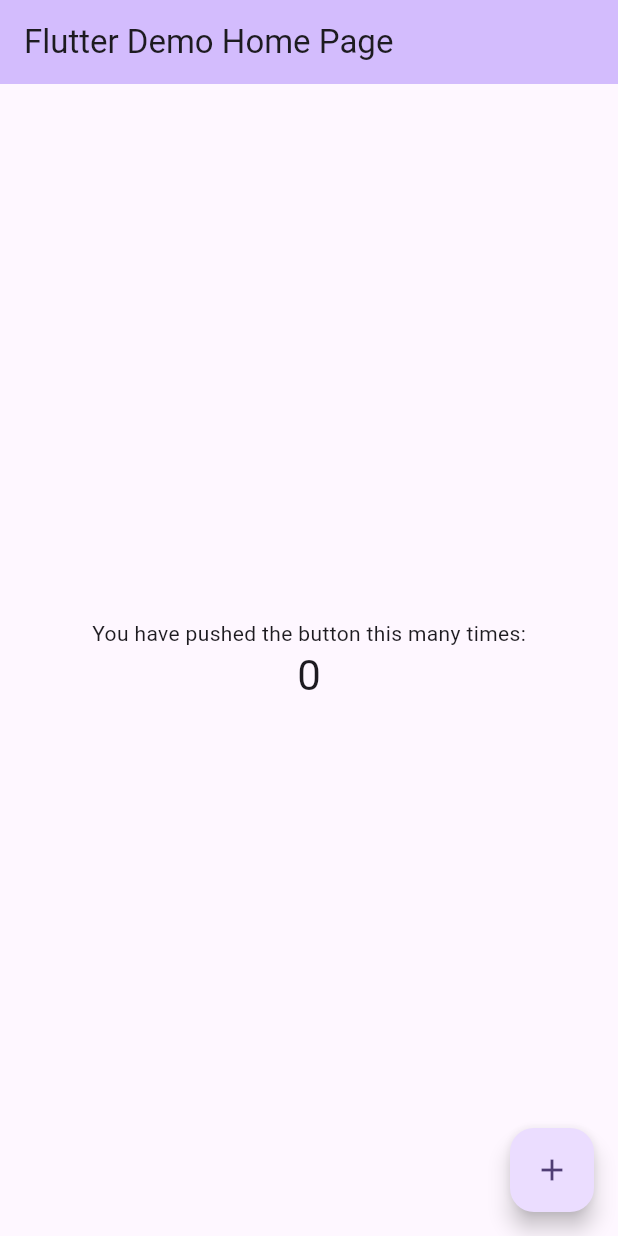
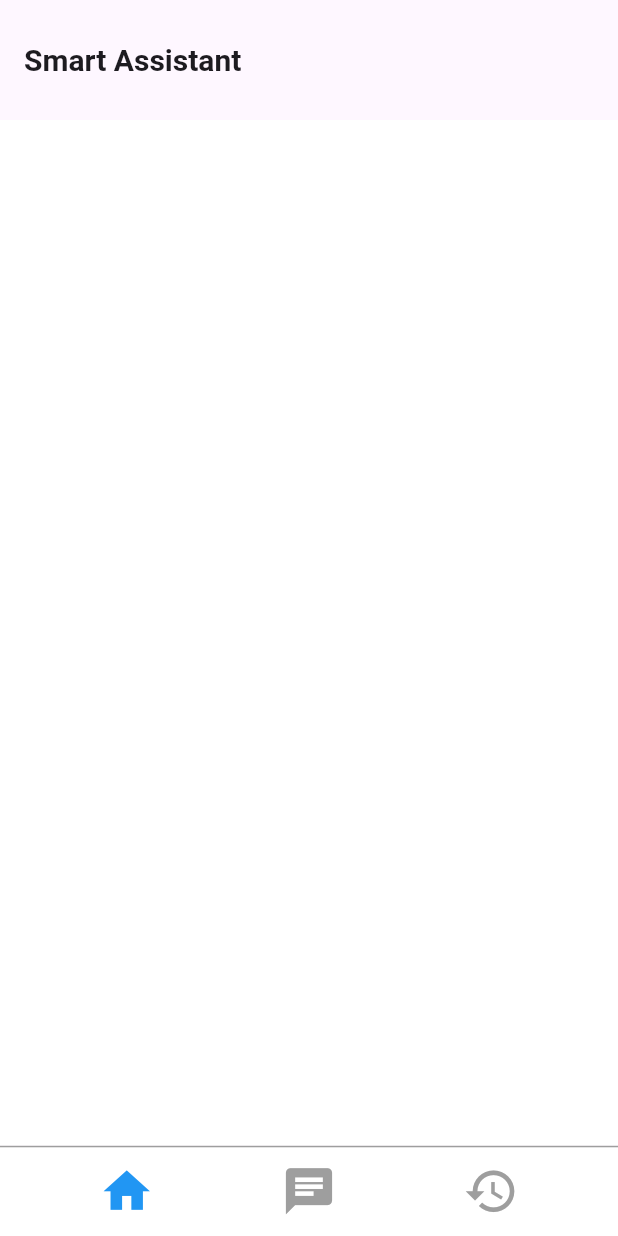
Before and after one commit to Fenirok/smart_assistant, a Flutter app: the screen it shows after launch, on a phone screen of 412 x 824 dp. Run offline on Flutter 3.47's test engine with Material 3 defaults, Android fonts, the phone set to English and light mode, and no system bars.

Commit message:
base screens and navigations

```diff
--- a/lib/main.dart
+++ b/lib/main.dart
@@ -1,4 +1,5 @@
 import 'package:flutter/material.dart';
+import 'package:smart_assistant/view/screens/main_screen.dart';
 
 void main() {
   runApp(const MyApp());
@@ -11,97 +12,12 @@ class MyApp extends StatelessWidget {
   @override
   Widget build(BuildContext context) {
     return MaterialApp(
+      debugShowCheckedModeBanner: false,
       title: 'Flutter Demo',
       theme: ThemeData(
         colorScheme: ColorScheme.fromSeed(seedColor: Colors.deepPurple),
       ),
-      home: const MyHomePage(title: 'Flutter Demo Home Page'),
+      home: MainScreen()
     );
   }
 }
-
-class MyHomePage extends StatefulWidget {
-  const MyHomePage({super.key, required this.title});
-
-  // This widget is the home page of your application. It is stateful, meaning
-  // that it has a State object (defined below) that contains fields that affect
-  // how it looks.
-
-  // This class is the configuration for the state. It holds the values (in this
-  // case the title) provided by the parent (in this case the App widget) and
-  // used by the build method of the State. Fields in a Widget subclass are
-  // always marked "final".
-
-  final String title;
-
-  @override
-  State<MyHomePage> createState() => _MyHomePageState();
-}
-
-class _MyHomePageState extends State<MyHomePage> {
-  int _counter = 0;
-
-  void _incrementCounter() {
-    setState(() {
-      // This call to setState tells the Flutter framework that something has
-      // changed in this State, which causes it to rerun the build method below
-      // so that the display can reflect the updated values. If we changed
-      // _counter without calling setState(), then the build method would not be
-      // called again, and so nothing would appear to happen.
-      _counter++;
-    });
-  }
-
-  @override
-  Widget build(BuildContext context) {
-    // This method is rerun every time setState is called, for instance as done
-    // by the _incrementCounter method above.
-    //
-    // The Flutter framework has been optimized to make rerunning build methods
-    // fast, so that you can just rebuild anything that needs updating rather
-    // than having to individually change instances of widgets.
-    return Scaffold(
-      appBar: AppBar(
-        // TRY THIS: Try changing the color here to a specific color (to
-        // Colors.amber, perhaps?) and trigger a hot reload to see the AppBar
-        // change color while the other colors stay the same.
-        backgroundColor: Theme.of(context).colorScheme.inversePrimary,
-        // Here we take the value from the MyHomePage object that was created by
-        // the App.build method, and use it to set our appbar title.
-        title: Text(widget.title),
-      ),
-      body: Center(
-        // Center is a layout widget. It takes a single child and positions it
-        // in the middle of the parent.
-        child: Column(
-          // Column is also a layout widget. It takes a list of children and
-          // arranges them vertically. By default, it sizes itself to fit its
-          // children horizontally, and tries to be as tall as its parent.
-          //
-          // Column has various properties to control how it sizes itself and
-          // how it positions its children. Here we use mainAxisAlignment to
-          // center the children vertically; the main axis here is the vertical
-          // axis because Columns are vertical (the cross axis would be
-          // horizontal).
-          //
-          // TRY THIS: Invoke "debug painting" (choose the "Toggle Debug Paint"
-          // action in the IDE, or press "p" in the console), to see the
-          // wireframe for each widget.
-          mainAxisAlignment: MainAxisAlignment.center,
-          children: <Widget>[
-            const Text('You have pushed the button this many times:'),
-            Text(
-              '$_counter',
-              style: Theme.of(context).textTheme.headlineMedium,
-            ),
-          ],
-        ),
-      ),
-      floatingActionButton: FloatingActionButton(
-        onPressed: _incrementCounter,
-        tooltip: 'Increment',
-        child: const Icon(Icons.add),
-      ), // This trailing comma makes auto-formatting nicer for build methods.
-    );
-  }
-}
--- a/lib/view/screens/home_screen.dart
+++ b/lib/view/screens/home_screen.dart
@@ -0,0 +1,26 @@
+import 'package:flutter/material.dart';
+
+class HomeScreen extends StatefulWidget {
+  const HomeScreen({super.key});
+
+  @override
+  State<HomeScreen> createState() => _HomeScreenState();
+}
+
+class _HomeScreenState extends State<HomeScreen> {
+  @override
+  Widget build(BuildContext context) {
+    return Scaffold(
+      backgroundColor: Colors.white,
+      appBar: AppBar(
+        toolbarHeight: 80,
+        //backgroundColor: Colors.pinkAccent,
+        title: Text(
+          "Smart Assistant",
+          style: TextStyle(fontWeight: FontWeight.bold, fontSize: 20),
+        ),
+      ),
+      body: Column(),
+    );
+  }
+}
--- a/lib/view/screens/main_screen.dart
+++ b/lib/view/screens/main_screen.dart
@@ -0,0 +1,38 @@
+import 'package:flutter/material.dart';
+import 'package:smart_assistant/view/screens/chat_history_screen.dart';
+import 'package:smart_assistant/view/screens/chat_screen.dart';
+import 'package:smart_assistant/view/screens/home_screen.dart';
+import 'package:smart_assistant/view/widgets/bottom_nav_bar.dart';
+
+
+class MainScreen extends StatefulWidget {
+  @override
+  State<MainScreen> createState() => _MainScreenState();
+}
+
+class _MainScreenState extends State<MainScreen> {
+  int selectedIndex = 0;
+
+  final List<Widget> screens = [
+    HomeScreen(),
+    ChatScreen(),
+    ChatHistoryScreen()
+  ];
+
+  @override
+  Widget build(BuildContext context) {
+    return Scaffold(
+      body: screens[selectedIndex],
+
+      bottomNavigationBar: BottomNavBar(
+        selectedIndex: selectedIndex,
+
+        onItemSelected: (index) {
+          setState(() {
+            selectedIndex = index;
+          });
+        },
+      ),
+    );
+  }
+}
--- /dev/null
+++ b/lib/view/widgets/bottom_nav_bar.dart
@@ -0,0 +1,67 @@
+import 'package:flutter/material.dart';
+import 'package:smart_assistant/view/widgets/bottom_nav_bar_items.dart';
+
+class BottomNavBar extends StatelessWidget {
+  final int selectedIndex;
+  final Function(int) onItemSelected;
+
+  const BottomNavBar({
+    super.key,
+    required this.selectedIndex,
+    required this.onItemSelected,
+  });
+
+  @override
+  Widget build(BuildContext context) {
+    final size = MediaQuery.of(context).size;
+    final bottomPadding = MediaQuery.of(context).padding.bottom;
+    final double navBarHeight = size.height * 0.073; // 8.5% of screen height
+    final double iconContainerSize = size.width * 0.18; // 15% of screen width
+    // final double iconSize = size.width * 0.07; // 7% of screen width
+    // final double horizontalPadding = size.width * 0.1; // 5% of screen width
+    // final double verticalPadding = size.height * 0.02; // 1.5% of screen height
+
+    return Container(
+      height: navBarHeight + bottomPadding,
+      decoration: BoxDecoration(
+        color: Color(0xFFFFFFFF),
+        border: Border(top: BorderSide(color: Colors.grey)),
+      ),
+      child: Padding(
+        padding: EdgeInsets.only(bottom: bottomPadding),
+        child: Row(
+          mainAxisAlignment: MainAxisAlignment.spaceEvenly,
+          children: [
+            BottomNavBarItem(
+              selectedIcon: Icon(Icons.home, color: Colors.blue, size: 37,),
+              unselectedIcon: Icon(Icons.home, color: Colors.grey, size: 37,),
+              index: 0,
+              selectedIndex: selectedIndex,
+              iconContainerSize: iconContainerSize,
+              onTap: () => onItemSelected(0),
+            ),
+
+            BottomNavBarItem(
+              selectedIcon: Icon(Icons.chat, color: Colors.blue,size: 37,),
+              unselectedIcon: Icon(Icons.chat, color: Colors.grey,size: 37,),
+              index: 1,
+              selectedIndex: selectedIndex,
+              //selectedColor: Color(0xFF0092A6),
+              iconContainerSize: iconContainerSize,
+              onTap: () => onItemSelected(1),
+            ),
+
+            BottomNavBarItem(
+              selectedIcon: Icon(Icons.history, color: Colors.blue,size: 37,),
+              unselectedIcon: Icon(Icons.history, color: Colors.grey,size: 37,),
+              index: 2,
+              selectedIndex: selectedIndex,
+              iconContainerSize: iconContainerSize,
+              onTap: () => onItemSelected(2),
+            ),
+          ],
+        ),
+      ),
+    );
+  }
+}
--- /dev/null
+++ b/lib/view/widgets/bottom_nav_bar_items.dart
@@ -0,0 +1,43 @@
+import 'package:flutter/material.dart';
+
+class BottomNavBarItem extends StatefulWidget {
+  final Widget selectedIcon;
+  final Widget unselectedIcon;
+  final int index;
+  final int selectedIndex;
+  //final Color selectedColor;
+  final double iconContainerSize;
+  final VoidCallback? onTap;
+
+  const BottomNavBarItem({
+    super.key,
+    required this.selectedIcon,
+    required this.unselectedIcon,
+    required this.index,
+    required this.selectedIndex,
+    //required this.selectedColor,
+    required this.iconContainerSize,
+    this.onTap,
+  });
+
+  @override
+  State<BottomNavBarItem> createState() => _BottomNavBarItemState();
+}
+
+class _BottomNavBarItemState extends State<BottomNavBarItem> {
+  @override
+  Widget build(BuildContext context) {
+    bool isSelected = widget.selectedIndex == widget.index;
+
+    return GestureDetector(
+      onTap: widget.onTap,
+      child: Container(
+        width: widget.iconContainerSize,
+        height: widget.iconContainerSize,
+        child: isSelected
+            ? widget.selectedIcon
+            : widget.unselectedIcon,
+      ),
+    );
+  }
+}
```
Also changed, not shown: lib/data/models/suggestions_model.dart (+19 -0 lines), lib/view/screens/chat_history_screen.dart (+25 -0 lines), lib/view/screens/chat_screen.dart (+25 -0 lines), pubspec.yaml (+17 -0 lines), pubspec.lock, 1 other file.
